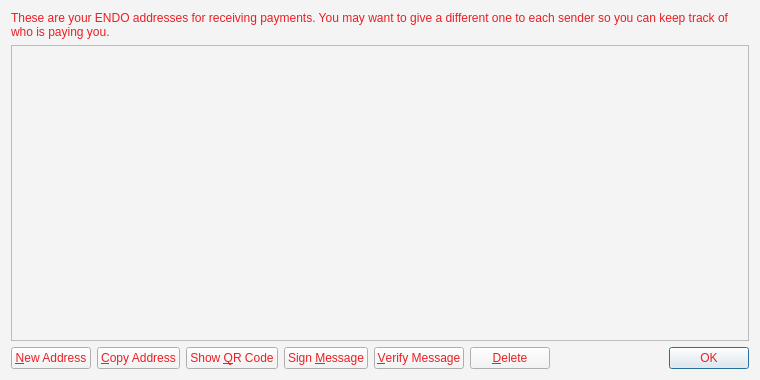
Qt form src/qt/forms/addressbookpage.ui (SaltineChips/endox) before a commit.
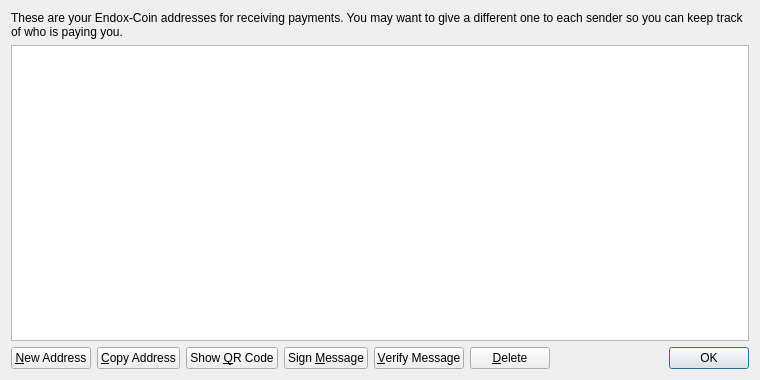
The same form after that commit.

Commit message:
EndoV3 ProtoRelease
Endo Blockchain
Changed-
pretty much everything

```diff
--- a/src/qt/forms/addressbookpage.ui
+++ b/src/qt/forms/addressbookpage.ui
@@ -14,17 +14,13 @@
    <string>Address Book</string>
   </property>
   <property name="styleSheet">
-   <string notr="true">color: rgb(204, 155, 68);
-background-color: rgb(244, 244, 244);</string>
+   <string notr="true"/>
   </property>
   <layout class="QVBoxLayout" name="verticalLayout">
    <item>
     <widget class="QLabel" name="labelExplanation">
-     <property name="styleSheet">
-      <string notr="true">color: #eb1f24</string>
-     </property>
      <property name="text">
-      <string>These are your ENDO addresses for receiving payments. You may want to give a different one to each sender so you can keep track of who is paying you.</string>
+      <string>These are your Endox-Coin addresses for receiving payments. You may want to give a different one to each sender so you can keep track of who is paying you.</string>
      </property>
      <property name="textFormat">
       <enum>Qt::PlainText</enum>
@@ -66,9 +62,6 @@
        <property name="toolTip">
         <string>Create a new address</string>
        </property>
-       <property name="styleSheet">
-        <string notr="true">color: #eb1f24</string>
-       </property>
        <property name="text">
         <string>&amp;New Address</string>
        </property>
@@ -79,9 +72,6 @@
        <property name="toolTip">
         <string>Copy the currently selected address to the system clipboard</string>
        </property>
-       <property name="styleSheet">
-        <string notr="true">color: #eb1f24</string>
-       </property>
        <property name="text">
         <string>&amp;Copy Address</string>
        </property>
@@ -89,9 +79,6 @@
      </item>
      <item>
       <widget class="QPushButton" name="showQRCode">
-       <property name="styleSheet">
-        <string notr="true">color: #eb1f24</string>
-       </property>
        <property name="text">
         <string>Show &amp;QR Code</string>
        </property>
@@ -100,10 +87,7 @@
      <item>
       <widget class="QPushButton" name="signMessage">
        <property name="toolTip">
-        <string>Sign a message to prove you own a ENDO address</string>
-       </property>
-       <property name="styleSheet">
-        <string notr="true">color: #eb1f24</string>
+        <string>Sign a message to prove you own a Endox-Coin address</string>
        </property>
        <property name="text">
         <string>Sign &amp;Message</string>
@@ -113,10 +97,7 @@
      <item>
       <widget class="QPushButton" name="verifyMessage">
        <property name="toolTip">
-        <string>Verify a message to ensure it was signed with a specified ENDO address</string>
-       </property>
-       <property name="styleSheet">
-        <string notr="true">color: #eb1f24</string>
+        <string>Verify a message to ensure it was signed with a specified Endox-Coin address</string>
        </property>
        <property name="text">
         <string>&amp;Verify Message</string>
@@ -128,9 +109,6 @@
        <property name="toolTip">
         <string>Delete the currently selected address from the list</string>
        </property>
-       <property name="styleSheet">
-        <string notr="true">color: #eb1f24</string>
-       </property>
        <property name="text">
         <string>&amp;Delete</string>
        </property>
@@ -157,9 +135,6 @@
          <verstretch>0</verstretch>
         </sizepolicy>
        </property>
-       <property name="styleSheet">
-        <string notr="true">color: #eb1f24</string>
-       </property>
        <property name="standardButtons">
         <set>QDialogButtonBox::Ok</set>
        </property>
```
Left out of the diff: 4 changed lines with no effect on the pictures. The commit also changes 530 other files.
